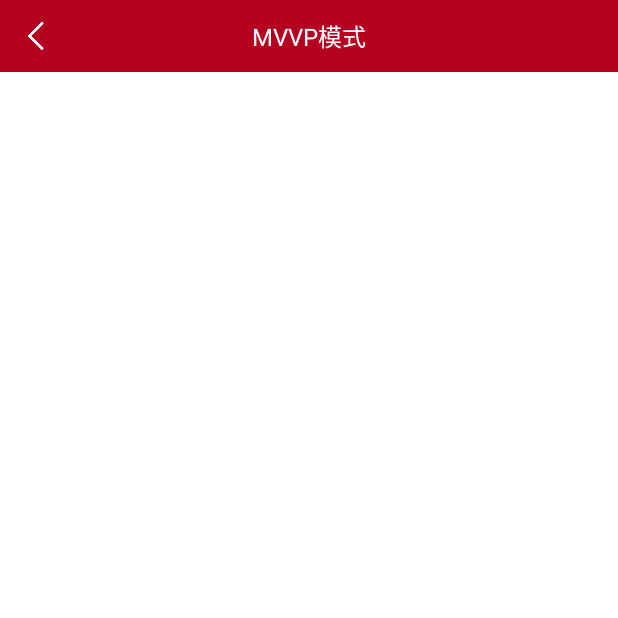
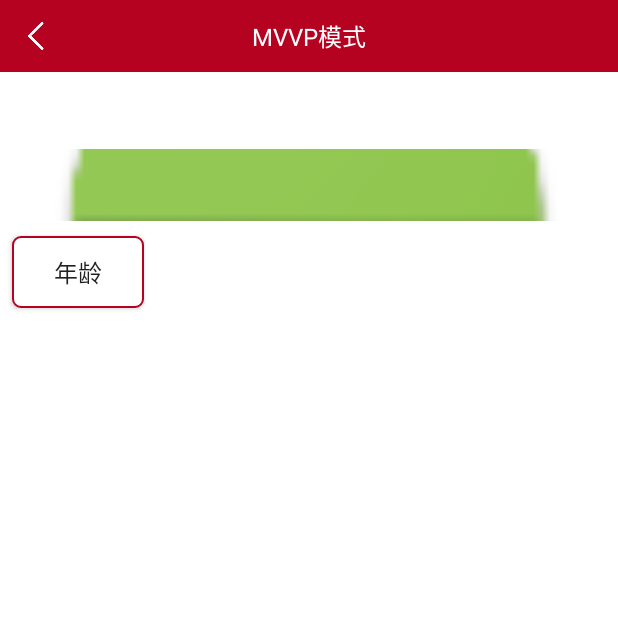
Before and after one commit to Slingge/FunctionBlock, an Android app: the MvvmActivity screen opened directly, with no data from a screen before it, on a phone screen of 412 x 824 dp, the top half of it. Run offline under Robolectric (Android 15) with nearby library versions, the phone set to English and light mode, and no system bars; our stand-ins replace CircleImageView, data binding; 3 statements that could not run were skipped.

Commit message:
绑定mvvm

```diff
--- /dev/null
+++ b/app/src/main/java/slingge/functionblock/ui/mvvm/ImageViewUrl.kt
@@ -0,0 +1,15 @@
+package slingge.functionblock.ui.mvvm
+
+import android.databinding.BindingAdapter
+import android.widget.ImageView
+import com.nostra13.universalimageloader.core.ImageLoader
+
+
+/**
+ * Created by Slingge on 2018/7/30.
+ */
+class ImageViewUrl {
+
+
+
+}
--- a/app/src/main/java/slingge/functionblock/ui/mvvm/Model.kt
+++ b/app/src/main/java/slingge/functionblock/ui/mvvm/Model.kt
@@ -1,11 +1,33 @@
 package slingge.functionblock.ui.mvvm
+
+import android.databinding.BaseObservable
+import android.databinding.Bindable
+import android.databinding.BindingAdapter
+import android.widget.ImageView
+import com.nostra13.universalimageloader.core.ImageLoader
+import slingge.functionblock.BR
 
 /**
  * Created by Slingge on 2018/7/24.
  */
-class Model {
+class Model: BaseObservable() {
 
+    @Bindable
     var name = ""
-    var age = ""
+    @Bindable
+    var age = 0
+
+    var imageUrl=""
+
+    fun notify(age:Int){
+        this.age=age
+        notifyPropertyChanged(BR.age)
+    }
+
+
+    @Bindable("imageUrl")
+    fun loadImage(iv: ImageView, url: String) {
+        ImageLoader.getInstance().displayImage(url, iv)
+    }
 
 }
--- a/app/src/main/java/slingge/functionblock/ui/mvvm/MvvmActivity.kt
+++ b/app/src/main/java/slingge/functionblock/ui/mvvm/MvvmActivity.kt
@@ -5,6 +5,7 @@ import android.os.Bundle
 import slingge.functionblock.R
 import slingge.functionblock.databinding.ActivityMvvmBinding
 import slingge.functionblock.ui.SlinggeActivity
+import slingge.functionblock.util.ToastUtil
 
 /**
  * Created by Slingge on 2018/7/24.
@@ -12,6 +13,9 @@ import slingge.functionblock.ui.SlinggeActivity
 class MvvmActivity : SlinggeActivity() {
 
     private var binding: ActivityMvvmBinding? = null
+
+    private val model = Model()
+    private var age = 16
 
     override fun onCreate(savedInstanceState: Bundle?) {
         super.onCreate(savedInstanceState)
@@ -21,10 +25,15 @@ class MvvmActivity : SlinggeActivity() {
 
     private fun init() {
         setTitle("MVVP模式")
-        val model = Model()
         model.name = "温莉洛克贝尔"
-        model.age = "16"
+        model.age = age
         binding!!.model = model
+
+        binding!!.btn.setOnClickListener { v ->
+            age++
+            model.notify(age)
+        }
+
     }
 
 
--- a/app/src/main/res/layout/activity_mvvm.xml
+++ b/app/src/main/res/layout/activity_mvvm.xml
@@ -8,6 +8,8 @@
         <variable
             name="Model"
             type="slingge.functionblock.ui.mvvm.Model" />
+
+
     </data>
 
     <android.support.constraint.ConstraintLayout
@@ -42,11 +44,33 @@
             android:layout_height="wrap_content"
             android:layout_marginLeft="10dp"
             android:padding="10dp"
-            android:text="@{Model.name}"
+            android:text="@{@string/age+String.valueOf(Model.age)}"
             android:textColor="@color/black"
             android:textSize="15sp"
             app:layout_constraintStart_toEndOf="@+id/tv_name"
             app:layout_constraintTop_toBottomOf="@+id/include" />
+
+        <ImageView
+            android:id="@+id/image"
+            android:layout_width="match_parent"
+            android:layout_height="wrap_content"
+            android:scaleType="centerCrop"
+            android:layout_margin="10dp"
+
+            android:src="@mipmap/ic_launcher"
+            app:layout_constraintTop_toBottomOf="@+id/tv_age" />
+
+        <Button
+            android:id="@+id/btn"
+            android:layout_width="wrap_content"
+            android:layout_height="wrap_content"
+            android:layout_marginLeft="8dp"
+            android:layout_marginTop="10dp"
+            android:background="@drawable/asukacolor_bg"
+            android:text="年龄"
+            android:textSize="16sp"
+            app:layout_constraintStart_toStartOf="parent"
+            app:layout_constraintTop_toBottomOf="@+id/image" />
 
 
     </android.support.constraint.ConstraintLayout>
--- a/app/src/main/res/values/strings.xml
+++ b/app/src/main/res/values/strings.xml
@@ -2,4 +2,7 @@
     <string name="app_name">FunctionBlock</string>
 
     <string name="behavior_floating_action">slingge.functionblock.ui.sideslip.MovingBehavior</string>
+
+    <string name="age">年龄：</string>
+
 </resources>
```
